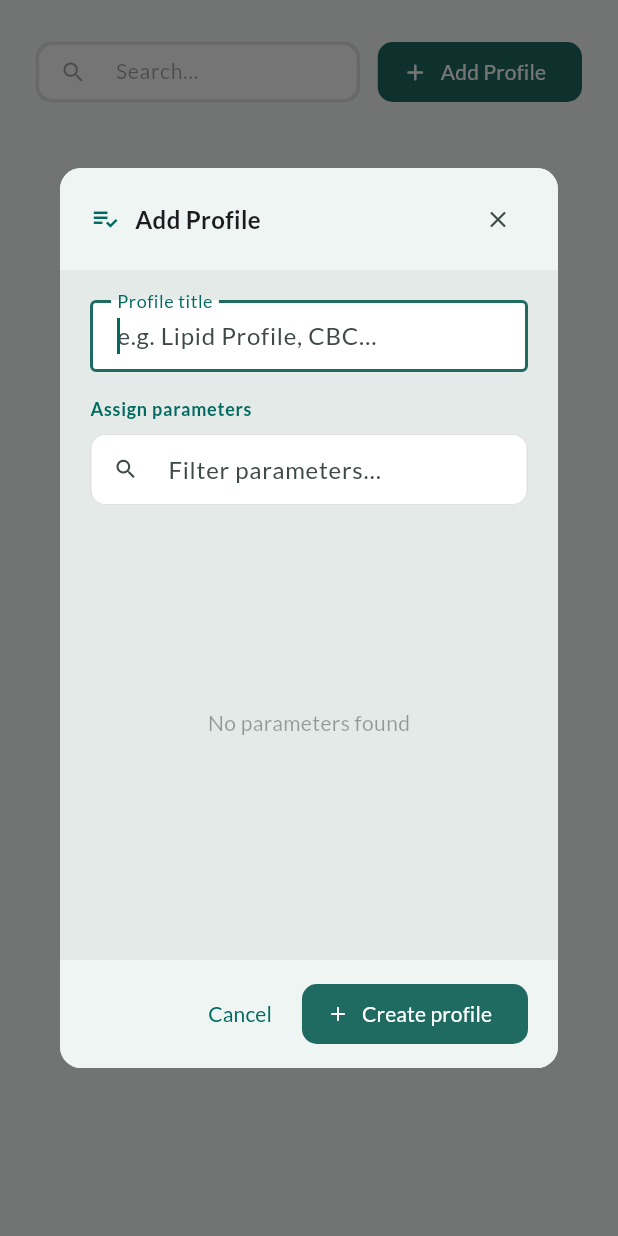
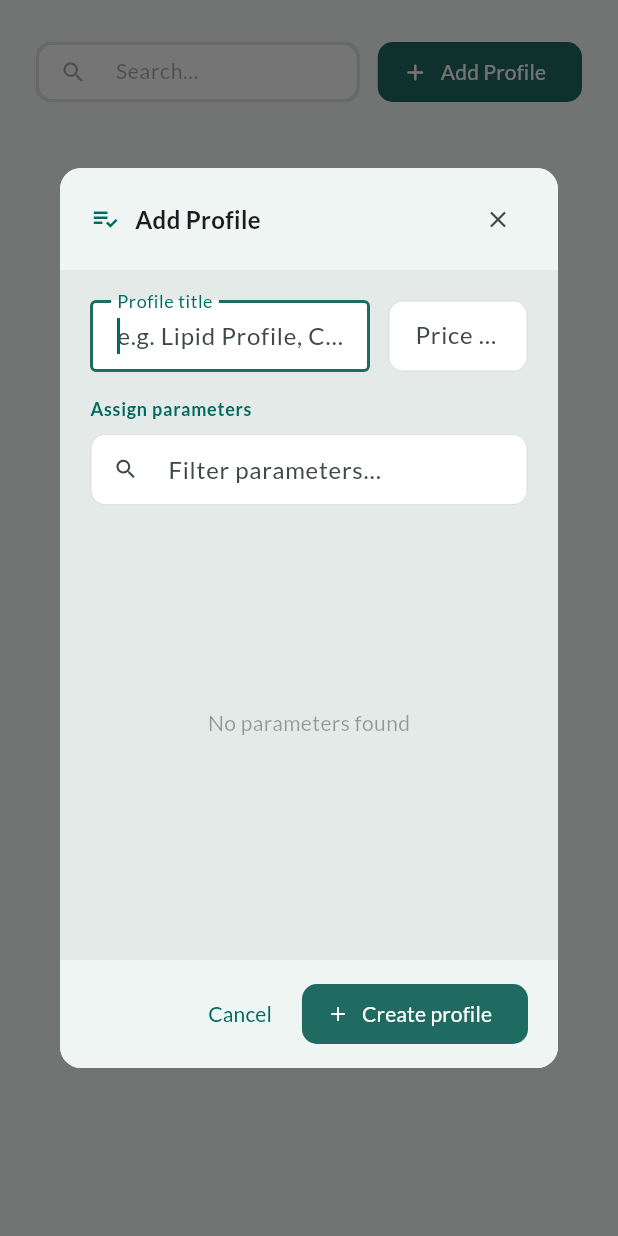
Before and after one commit to shnathoskhan/shri-amman-clinic, a Flutter app: the _ProfilesTab widget shown alone on an empty page, opened directly, after a tap on "Add Profile", on a phone screen of 412 x 824 dp. Run offline on Flutter 3.47's test engine with Material 3 defaults, Android fonts, the phone set to English and light mode, and no system bars; our stand-ins replace barcode_widget, cloud_firestore, firebase_auth, firebase_core, go_router, google_fonts and 1 more; accounts and stored records are empty; statements that could not run were skipped.

Commit message:
feat: implement test management screen with base layout and Firestore integration

```diff
--- /dev/null
+++ b/devtools_options.yaml
@@ -0,0 +1,3 @@
+description: This file stores settings for Dart & Flutter DevTools.
+documentation: https://docs.flutter.dev/tools/devtools/extensions#configure-extension-enablement-states
+extensions:
--- a/lib/screens/tests_screen.dart
+++ b/lib/screens/tests_screen.dart
@@ -86,10 +86,20 @@ class _TestsScreenState extends State<TestsScreen>
 
 String _getInitials(String name) {
   if (name.trim().isEmpty) return '?';
-  return name
-      .trim()
+
+  // Remove text in parentheses
+  String cleanName = name.replaceAll(RegExp(r'\(.*?\)'), '');
+  // Replace non-alphabetic characters with spaces
+  cleanName = cleanName.replaceAll(RegExp(r'[^a-zA-Z]'), ' ');
+
+  final words = cleanName
       .split(' ')
-      .where((w) => w.isNotEmpty)
+      .where((w) => w.trim().isNotEmpty)
+      .toList();
+
+  if (words.isEmpty) return '?';
+
+  return words
       .take(2)
       .map((w) => w[0].toUpperCase())
       .join();
@@ -183,7 +193,16 @@ class _TabPageState extends State<_TabPage> {
         if (snap.hasError) {
           return Center(child: Text('Error: ${snap.error}'));
         }
-        final all = snap.data?.docs ?? [];
+        final all = snap.data?.docs.toList() ?? [];
+        all.sort((a, b) {
+          final ma = a.data() as Map<String, dynamic>;
+          final mb = b.data() as Map<String, dynamic>;
+          final nameA =
+              (ma['name'] ?? ma['title'] ?? '').toString().toLowerCase();
+          final nameB =
+              (mb['name'] ?? mb['title'] ?? '').toString().toLowerCase();
+          return nameA.compareTo(nameB);
+        });
         final filtered = _q.isEmpty
             ? all
             : all.where((d) {
@@ -277,7 +296,7 @@ class _TabPageState extends State<_TabPage> {
                                   child: PaginatedDataTable(
                                     headingRowHeight: 40,
                                     dataRowMinHeight: 48,
-                                    dataRowMaxHeight: 56,
+                                    dataRowMaxHeight: double.infinity,
                                     rowsPerPage: _rpp,
                                     onRowsPerPageChanged: (v) {
                                       if (v != null) setState(() => _rpp = v);
@@ -311,7 +330,29 @@ class _DocSource extends DataTableSource {
   final DataRow? Function(int i, DocumentSnapshot doc) rowBuilder;
 
   @override
-  DataRow? getRow(int i) => i < docs.length ? rowBuilder(i, docs[i]) : null;
+  DataRow? getRow(int i) {
+    if (i >= docs.length) return null;
+    final row = rowBuilder(i, docs[i]);
+    if (row == null) return null;
+    return DataRow.byIndex(
+      index: i,
+      selected: row.selected,
+      onSelectChanged: row.onSelectChanged,
+      color: row.color,
+      cells: row.cells
+          .map((c) => DataCell(
+                Padding(
+                  padding: const EdgeInsets.symmetric(vertical: 12.0),
+                  child: c.child,
+                ),
+                placeholder: c.placeholder,
+                showEditIcon: c.showEditIcon,
+                onTap: c.onTap,
+              ))
+          .toList(),
+    );
+  }
+
   @override
   bool get isRowCountApproximate => false;
   @override
@@ -638,6 +679,8 @@ class _ProfilesTabState extends State<_ProfilesTab> {
   void _openDialog({DocumentSnapshot? doc}) {
     final data = doc == null ? null : doc.data() as Map<String, dynamic>?;
     final titleCtrl = TextEditingController(text: data?['title'] ?? '');
+    final priceCtrl =
+        TextEditingController(text: data?['price']?.toString() ?? '');
 
     // Pre-populate selected parameters from the doc.
     final existingParams = (data?['parameters'] as List?)
@@ -650,6 +693,7 @@ class _ProfilesTabState extends State<_ProfilesTab> {
       barrierDismissible: false,
       builder: (c) => _ProfileDialog(
         titleCtrl: titleCtrl,
+        priceCtrl: priceCtrl,
         initialParams: existingParams,
         doc: doc,
       ),
@@ -669,11 +713,13 @@ class _ProfilesTabState extends State<_ProfilesTab> {
         DataColumn(label: Text('S.No')),
         DataColumn(label: Text('Profile title')),
         DataColumn(label: Text('Parameters')),
+        DataColumn(label: Text('Price')),
         DataColumn(label: Text('Actions')),
       ],
       rowBuilder: (i, doc) {
         final data = doc.data() as Map<String, dynamic>;
         final title = data['title'] ?? '';
+        final price = data['price'] ?? 0.0;
         final params =
             (data['parameters'] as List?)?.cast<Map<String, dynamic>>() ?? [];
         final initials = _getInitials(title);
@@ -701,13 +747,15 @@ class _ProfilesTabState extends State<_ProfilesTab> {
               ],
             )),
             DataCell(
-              params.isEmpty
+              ConstrainedBox(
+                constraints: const BoxConstraints(maxWidth: 350),
+                child: params.isEmpty
                     ? Text('—',
-                      style:
-                          TextStyle(color: cs.onSurface.withValues(alpha: .4)))
+                        style: TextStyle(
+                            color: cs.onSurface.withValues(alpha: .4)))
                     : Wrap(
                         spacing: 4,
-                      runSpacing: 2,
+                        runSpacing: 4,
                         children: params
                             .map((p) => Chip(
                                   materialTapTargetSize:
@@ -720,6 +768,11 @@ class _ProfilesTabState extends State<_ProfilesTab> {
                             .toList(),
                       ),
               ),
+            ),
+            DataCell(Text(
+                '₹${price is num ? (price % 1 == 0 ? price.toInt().toString() : price.toStringAsFixed(2)) : price}',
+                style: const TextStyle(
+                    fontSize: 13, fontWeight: FontWeight.w500))),
             DataCell(Row(
               mainAxisSize: MainAxisSize.min,
               children: [
@@ -751,10 +804,12 @@ class _ProfilesTabState extends State<_ProfilesTab> {
 class _ProfileDialog extends StatefulWidget {
   const _ProfileDialog({
     required this.titleCtrl,
+    required this.priceCtrl,
     required this.initialParams,
     this.doc,
   });
   final TextEditingController titleCtrl;
+  final TextEditingController priceCtrl;
   final List<Map<String, dynamic>> initialParams;
   final DocumentSnapshot? doc;
 
@@ -788,15 +843,24 @@ class _ProfileDialogState extends State<_ProfileDialog> {
           'price': data['price'] ?? 0.0,
         });
       }
+
+      double total = 0.0;
+      for (final p in _selected) {
+        total += (p['price'] as num?)?.toDouble() ?? 0.0;
+      }
+      widget.priceCtrl.text =
+          total % 1 == 0 ? total.toInt().toString() : total.toStringAsFixed(2);
     });
   }
 
   Future<void> _save() async {
     final title = widget.titleCtrl.text.trim();
     if (title.isEmpty) return;
+    final price = double.tryParse(widget.priceCtrl.text.trim()) ?? 0.0;
     final payload = {
       'title': title,
       'parameters': _selected,
+      'price': price,
     };
     if (widget.doc == null) {
       await FirebaseFirestore.instance.collection('profiles').add(payload);
@@ -849,8 +913,12 @@ class _ProfileDialogState extends State<_ProfileDialog> {
                 child: Column(
                   crossAxisAlignment: CrossAxisAlignment.start,
                   children: [
-                    // Title field
-                    TextField(
+                    // Title and Price fields
+                    Row(
+                      children: [
+                        Expanded(
+                          flex: 2,
+                          child: TextField(
                             controller: widget.titleCtrl,
                             autofocus: true,
                             decoration: const InputDecoration(
@@ -859,6 +927,23 @@ class _ProfileDialogState extends State<_ProfileDialog> {
                               border: OutlineInputBorder(),
                               isDense: true,
                             ),
+                          ),
+                        ),
+                        const SizedBox(width: 12),
+                        Expanded(
+                          flex: 1,
+                          child: TextField(
+                            controller: widget.priceCtrl,
+                            keyboardType: const TextInputType.numberWithOptions(
+                                decimal: true),
+                            decoration: const InputDecoration(
+                              labelText: 'Price (₹)',
+                              border: OutlineInputBorder(),
+                              isDense: true,
+                            ),
+                          ),
+                        ),
+                      ],
                     ),
                     const SizedBox(height: 16),
 
--- a/lib/widgets/base_layout.dart
+++ b/lib/widgets/base_layout.dart
@@ -25,7 +25,7 @@ class BaseLayout extends StatefulWidget {
 }
 
 class _BaseLayoutState extends State<BaseLayout> {
-  bool _isRailExtended = true;
+  static bool _isRailExtended = true;
   Timer? _timer;
   DateTime _now = DateTime.now();
   int _selectedIndexFromLocation(String location) {
@@ -38,11 +38,11 @@ class _BaseLayoutState extends State<BaseLayout> {
         return 2;
       case '/tests':
         return 3;
+      case '/refer':
+        return 4;
       case '/branches':
-        return 4;
+        return 5;
       case '/users':
-        return 5;
-      case '/refer':
         return 6;
       case '/settings':
         return 7;
@@ -66,13 +66,13 @@ class _BaseLayoutState extends State<BaseLayout> {
         context.go('/tests');
         break;
       case 4:
+        context.go('/refer');
+        break;
+      case 5:
         context.go('/branches');
         break;
-      case 5:
+      case 6:
         context.go('/users');
-        break;
-      case 6:
-        context.go('/refer');
         break;
       case 7:
         context.go('/settings');
@@ -106,7 +106,7 @@ class _BaseLayoutState extends State<BaseLayout> {
         elevation: 1,
         // Updated AppBar title Row with dynamic branch name and user name (clock moved to bottom bar)
         title: Text(
-          'SHRI AMMAN CLINIC',
+          'SHRI AMMAN CLINIC & LAB',
           style: TextStyle(
               color: Theme.of(context).colorScheme.primary,
               fontWeight: FontWeight.bold),
@@ -188,40 +188,35 @@ class _BaseLayoutState extends State<BaseLayout> {
       // Navigation Rail (Material 3) always visible, collapsible via leading icon
       body: Row(
         children: [
-          NavigationRail(
-            backgroundColor: Theme.of(context).colorScheme.onPrimary,
+          Container(
+            color: Theme.of(context).colorScheme.onPrimary,
+            child: Column(
+              children: [
+                Expanded(
+                  child: NavigationRail(
+                    backgroundColor: Colors.transparent,
                     extended: _isRailExtended,
                     useIndicator: true,
                     indicatorColor: Theme.of(context).colorScheme.primary,
+                    groupAlignment: -1.0,
                     destinations: const [
                       NavigationRailDestination(
-                  icon: Icon(Icons.dashboard), label: Text('Dashboard')),
+                          icon: Icon(Icons.dashboard),
+                          label: Text('Dashboard')),
                       NavigationRailDestination(
                           icon: Icon(Icons.people), label: Text('Patients')),
                       NavigationRailDestination(
-                  icon: Icon(Icons.insert_chart), label: Text('Reports')),
+                          icon: Icon(Icons.insert_chart),
+                          label: Text('Reports')),
                       NavigationRailDestination(
-                  icon: Icon(Icons.biotech_outlined), label: Text('Tests')),
-              NavigationRailDestination(
-                  icon: Icon(Icons.business), label: Text('Branches')),
-              NavigationRailDestination(
-                  icon: Icon(Icons.group), label: Text('Users')),
+                          icon: Icon(Icons.biotech_outlined),
+                          label: Text('Tests')),
                       NavigationRailDestination(
                           icon: Icon(Icons.redeem), label: Text('Refer')),
-              NavigationRailDestination(
-                  icon: Icon(Icons.settings), label: Text('Settings')),
                     ],
-            trailingAtBottom: true,
-            trailing: IconButton(
-              icon: Icon(_isRailExtended ? Icons.arrow_back : Icons.menu),
-              onPressed: () {
-                setState(() {
-                  _isRailExtended = !_isRailExtended;
-                });
-              },
-            ),
-            selectedIndex: selectedIndex,
-            onDestinationSelected: (index) => _navigateTo(context, index),
+                    selectedIndex: selectedIndex < 5 ? selectedIndex : null,
+                    onDestinationSelected: (index) =>
+                        _navigateTo(context, index),
                     unselectedLabelTextStyle: TextStyle(
                       color: Theme.of(context).colorScheme.secondary,
                     ),
@@ -236,22 +231,77 @@ class _BaseLayoutState extends State<BaseLayout> {
                       color: Theme.of(context).colorScheme.primary,
                     ),
                   ),
+                ),
+                SizedBox(
+                  height: 280,
+                  child: NavigationRail(
+                    backgroundColor: Colors.transparent,
+                    extended: _isRailExtended,
+                    useIndicator: true,
+                    indicatorColor: Theme.of(context).colorScheme.primary,
+                    groupAlignment: 1.0,
+                    destinations: const [
+                      NavigationRailDestination(
+                          icon: Icon(Icons.business), label: Text('Branches')),
+                      NavigationRailDestination(
+                          icon: Icon(Icons.group), label: Text('Users')),
+                      NavigationRailDestination(
+                          icon: Icon(Icons.settings), label: Text('Settings')),
+                    ],
+                    trailing: IconButton(
+                      icon: Icon(
+                        _isRailExtended ? Icons.arrow_back : Icons.menu,
+                      ),
+                      onPressed: () {
+                        setState(() {
+                          _isRailExtended = !_isRailExtended;
+                        });
+                      },
+                    ),
+                    selectedIndex:
+                        selectedIndex >= 5 ? selectedIndex - 5 : null,
+                    onDestinationSelected: (index) =>
+                        _navigateTo(context, index + 5),
+                    unselectedLabelTextStyle: TextStyle(
+                      color: Theme.of(context).colorScheme.secondary,
+                    ),
+                    selectedLabelTextStyle: TextStyle(
+                      color: Theme.of(context).colorScheme.primary,
+                      fontWeight: FontWeight.bold,
+                    ),
+                    selectedIconTheme: const IconThemeData(
+                      color: Colors.white,
+                    ),
+                    unselectedIconTheme: IconThemeData(
+                      color: Theme.of(context).colorScheme.primary,
+                    ),
+                  ),
+                ),
+              ],
+            ),
+          ),
           const VerticalDivider(thickness: 0.2, width: 0.2),
           Expanded(child: widget.child),
         ],
       ),
       floatingActionButton: widget.floatingActionButton,
       bottomNavigationBar: BottomAppBar(
-        elevation: 20,
-        shadowColor: Colors.grey,
+        child: Align(
+          alignment: Alignment.center,
           child: Padding(
             padding: const EdgeInsets.symmetric(horizontal: 16.0),
-          child: Row(
-            mainAxisAlignment: MainAxisAlignment.spaceBetween,
+            child: SizedBox(
+              width: double.infinity,
+              child: Wrap(
+                alignment: WrapAlignment.spaceBetween,
+                crossAxisAlignment: WrapCrossAlignment.center,
                 children: [
-              const Text('© 2026 Shri Amman Clinic'),
+                  const Text('© 2026 Shri Amman Clinic & Lab'),
+                  const SizedBox(width: 16),
                   Text(DateFormat('EEEE, d MMMM y, hh:mm:ss a').format(_now)),
                 ],
+              ),
+            ),
           ),
         ),
       ),
```
Lines whose indentation alone changed are shown as unchanged.
